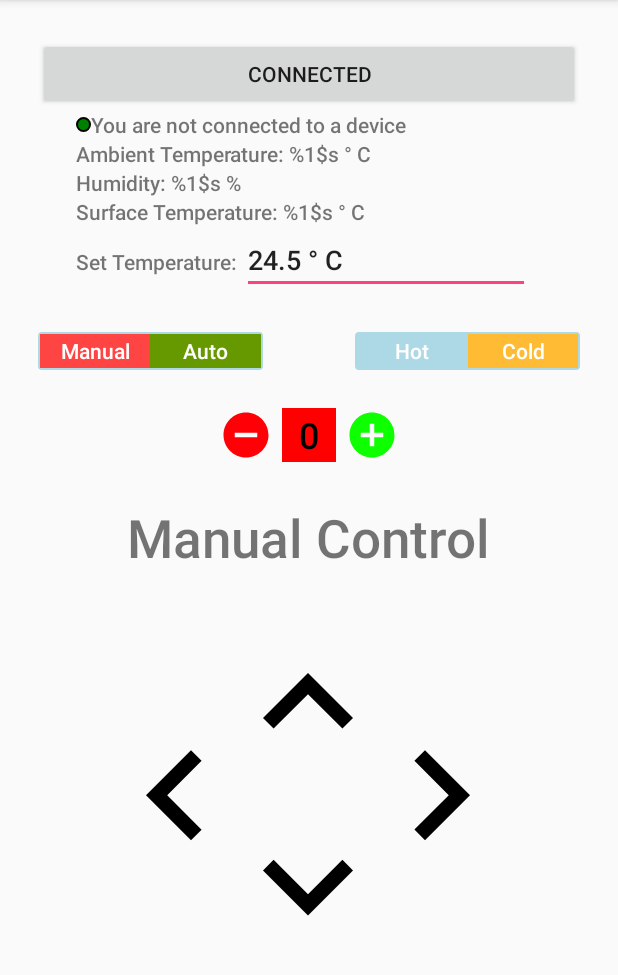
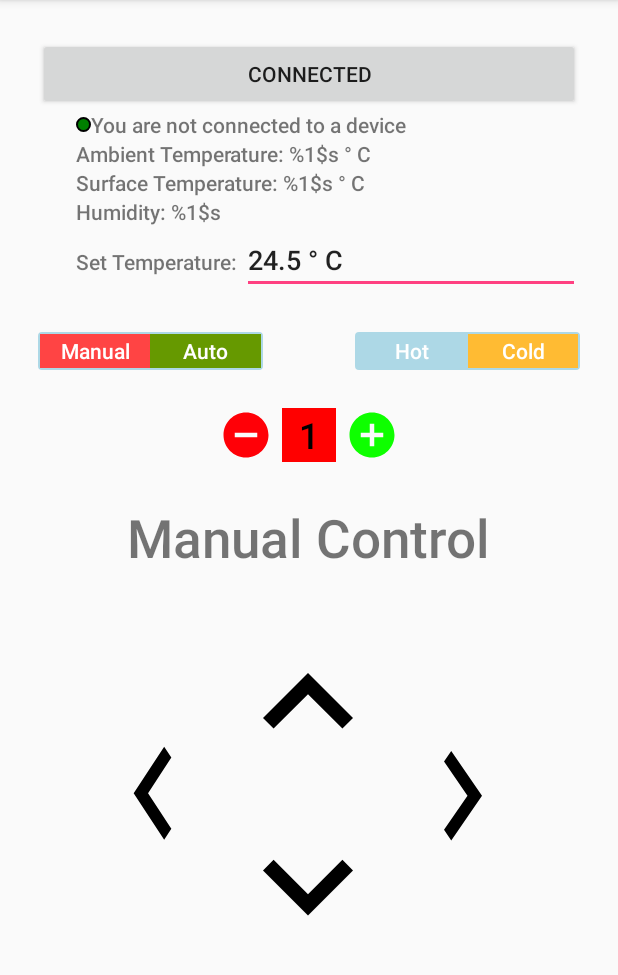
Before and after one commit to w6tsang/FanMe, an Android app: the screen it shows after launch (MainActivity), after a tap on an icon or button, on a phone screen of 412 x 824 dp, the part 84-1059 px from its top. Run offline under Robolectric (Android 15) with nearby library versions, the phone set to English and light mode, and no system bars; 3 statements that could not run were skipped.

Commit message:
added speed counter to button

```diff
--- a/test2/app/build.gradle
+++ b/test2/app/build.gradle
@@ -4,7 +4,7 @@ android {
     compileSdkVersion 28
     defaultConfig {
         applicationId "com.example.wilsontsang.test2"
-        minSdkVersion 26
+        minSdkVersion 24
         targetSdkVersion 28
         versionCode 1
         versionName "1.0"
--- a/test2/app/src/main/java/com/example/wilsontsang/test2/CommandCodes.java
+++ /dev/null
@@ -1,69 +0,0 @@
-package com.example.wilsontsang.test2;
-
-
-public final class CommandCodes {
-    public static final class Arduino {
-        public static final int CUR_TEMPERATURE = 10;
-        public static final int CUR_HUMIDITY = 11;
-        public static final int CUR_SPEED = 12;
-        public static final int CUR_TEMPMODE = 13;
-        public static final int CUR_OPMODE = 14;
-    }
-
-    public static final class Application {
-        public static final int SET_OPMODE = 50;
-        public static final int SET_TEMPMODE = 51;
-        public static final int SET_TEMP = 52;
-        public static final int SET_FANSPEED = 53;
-        public static final int MOVE_FAN = 54;
-    }
-}
-
-////List of CommandCodes
-//public class CommandCodes{
-//
-//    //Op Codes sent by Arduino
-//    public enum ArduinoCodes {
-//
-//        //Arduino Op Codes
-//        CURTEMPERATURE(10),
-//        CURHUMIDITY(11),
-//        CURSPEED(12),
-//        CURTEMPMODE(13),
-//        CUROPMODE(14);
-//
-//        private int numVal;
-//
-//        ArduinoCodes(int numVal) {
-//            this.numVal = numVal;
-//        }
-//
-//        public int getNumVal() {
-//            return numVal;
-//        }
-//    }
-//
-//    //Op Codes sent by Application
-//    public enum ApplicationCodes {
-//
-//        //Application Op Codes
-//        SETOPMODE(50),
-//        SETTEMPMODE(51),
-//        SETTEMP(52),
-//        SETFANSPEED(53),
-//        MOVEFAN(54);
-//
-//
-//        //Arduino Op Codes
-//        private int numVal;
-//
-//        ApplicationCodes(int numVal) {
-//            this.numVal = numVal;
-//        }
-//
-//        public int getNumVal() {
-//            return numVal;
-//        }
-//    }
-//
-//}
--- a/test2/app/src/main/java/com/example/wilsontsang/test2/MainActivity.java
+++ b/test2/app/src/main/java/com/example/wilsontsang/test2/MainActivity.java
@@ -56,6 +56,7 @@ public class MainActivity extends AppCompatActivity implements View.OnClickListe
 
     String address;
     String name;
+    int speed;
 
     private static final String TAG = "MainActivity";
 
@@ -87,6 +88,8 @@ public class MainActivity extends AppCompatActivity implements View.OnClickListe
         setContentView(R.layout.activity_main);
         Toolbar toolbar = (Toolbar) findViewById(R.id.toolbar);
         setSupportActionBar(toolbar);
+
+        int speed = Integer.parseInt(getString(R.string.status_speed));
 
         //Check Bluetooth
         mBluetoothAdapter = BluetoothAdapter.getDefaultAdapter();
@@ -181,10 +184,48 @@ public class MainActivity extends AppCompatActivity implements View.OnClickListe
                 //opens device selection dialogue
                 showBTDialog();
                 break;
-            case R.id.btn_stop_speed:
+            case R.id.tv_speed:
                 // sets speed to 0
-                btMsg = "stop";
+                btMsg = "off";
                 sendBTMessage(btMsg);
+                speed = 0;
+                btMsg = Integer.toString(speed);
+                updateStatus(R.id.tv_speed,btMsg);
+
+                break;
+
+            case R.id.btn_inc:
+                btMsg = v.getTag().toString();;
+                sendBTMessage(btMsg);
+
+                speed++;
+                if (speed > 4){
+                    speed = 5;
+                    btMsg = "5";
+                }
+                else{
+                    btMsg = Integer.toString(speed);
+                }
+
+                updateStatus(R.id.tv_speed,btMsg);
+
+                break;
+
+            case R.id.btn_dec:
+                // sets speed to 0
+                btMsg = v.getTag().toString();;
+                sendBTMessage(btMsg);
+
+                speed--;
+                if (speed < 1){
+                    speed = 0;
+                    btMsg = "0";
+                }
+                else{
+                    btMsg = Integer.toString(speed);
+                }
+
+                updateStatus(R.id.tv_speed,btMsg);
 
                 break;
             default:
@@ -313,6 +354,7 @@ public class MainActivity extends AppCompatActivity implements View.OnClickListe
                         if (readMsg.charAt(0) == '#'){
                             String dataInPrint = readMsg.substring(1, endOfLineIndex);    // extract string
                             String[] data = dataInPrint.split("+");
+                            speed = Integer.parseInt(data[3]);
 
                             // Temperature Text View
                             updateStatus(R.id.temperature,getString(R.string.status_temperature, data[0]));
@@ -342,7 +384,7 @@ public class MainActivity extends AppCompatActivity implements View.OnClickListe
         }
     };
 
-    private void updateStatus(int resID, CharSequence data){
+    private void updateStatus(int resID, String data){
         TextView tvStatus = (TextView)findViewById(resID);
         tvStatus.setText(data);
     }
--- a/test2/app/src/main/res/layout/activity_main.xml
+++ b/test2/app/src/main/res/layout/activity_main.xml
@@ -42,10 +42,17 @@
             android:layout_width="match_parent"
             android:layout_height="wrap_content"
             android:layout_centerHorizontal="true"
+            android:layout_marginTop="8dp"
             android:orientation="vertical"
-            app:layout_constraintTop_toBottomOf="@+id/linearLayout"
+            app:layout_constraintTop_toBottomOf="@+id/btn_ConnectBlueTooth"
             tools:layout_editor_absoluteX="24dp">
 
+
+            <LinearLayout
+                android:id="@+id/view_bluetooth"
+                android:layout_width="match_parent"
+                android:layout_height="match_parent"
+                android:orientation="vertical">
 
                 <Button
                     android:id="@+id/btn_ConnectBlueTooth"
@@ -53,17 +60,6 @@
                     android:layout_height="wrap_content"
                     android:onClick="onClick"
                     android:text="@string/button_bt" />
-
-            <ScrollView
-                android:layout_width="match_parent"
-                android:layout_height="match_parent"
-                android:isScrollContainer="false">
-
-                <LinearLayout
-                    android:layout_width="match_parent"
-                    android:layout_height="wrap_content"
-                    android:orientation="vertical" />
-            </ScrollView>
 
                 <LinearLayout
                     android:layout_width="match_parent"
@@ -76,8 +72,8 @@
                         android:layout_width="10dp"
                         android:layout_height="10dp"
                         android:layout_gravity="center"
-                    android:paddingRight="5dp"
-                    android:background="@drawable/circle" />
+                        android:background="@drawable/circle"
+                        android:paddingRight="5dp" />
 
                     <TextView
                         android:id="@+id/tv_bluetooth"
@@ -86,21 +82,22 @@
                         android:text="@string/not_connected" />
 
                 </LinearLayout>
+            </LinearLayout>
+
+
+            <LinearLayout
+                android:id="@+id/view_connected"
+                android:layout_width="match_parent"
+                android:layout_height="match_parent"
+                android:orientation="vertical"
+                tools:layout_editor_absoluteY="122dp">
 
                 <TextView
                     android:id="@+id/temp"
-                android:layout_width="wrap_content"
+                    android:layout_width="match_parent"
                     android:layout_height="wrap_content"
                     android:layout_marginLeft="25dp"
                     android:text="@string/status_temperature" />
-
-
-            <TextView
-                android:id="@+id/humid"
-                android:layout_width="wrap_content"
-                android:layout_height="wrap_content"
-                android:layout_marginLeft="25dp"
-                android:text="@string/status_humidity" />
 
                 <TextView
                     android:id="@+id/surface"
@@ -109,9 +106,16 @@
                     android:layout_marginLeft="25dp"
                     android:text="@string/status_surface" />
 
+                <TextView
+                    android:id="@+id/humid"
+                    android:layout_width="match_parent"
+                    android:layout_height="wrap_content"
+                    android:layout_marginLeft="25dp"
+                    android:text="@string/status_humidity" />
+
                 <LinearLayout
-                android:layout_width="wrap_content"
-                android:layout_height="wrap_content"
+                    android:layout_width="match_parent"
+                    android:layout_height="match_parent"
                     android:layout_marginLeft="25dp"
                     android:orientation="horizontal">
 
@@ -161,12 +165,12 @@
                             android:layout_weight="1"
                             android:background="@drawable/toggle_widget_background_auto"
                             android:button="@null"
+                            android:checked="true"
                             android:gravity="center"
+                            android:onClick="onClick"
+                            android:tag="@string/bt_manual"
                             android:text="Manual"
-                        android:textColor="@color/white"
-                        android:tag = "@string/bt_manual"
-                        android:checked="true"
-                        android:onClick="onClick"/>
+                            android:textColor="@color/white" />
 
                         <RadioButton
                             android:id="@+id/btn_Auto"
@@ -179,10 +183,10 @@
                             android:background="@drawable/toggle_widget_background_auto"
                             android:button="@null"
                             android:gravity="center"
+                            android:onClick="onClick"
+                            android:tag="@string/bt_auto"
                             android:text="Auto"
-                        android:textColor="@color/white"
-                        android:tag = "@string/bt_auto"
-                        android:onClick="onClick"/>
+                            android:textColor="@color/white" />
                     </RadioGroup>
 
                     <Space
@@ -212,12 +216,12 @@
                             android:layout_weight="1"
                             android:background="@drawable/toggle_widget_background"
                             android:button="@null"
+                            android:checked="true"
                             android:gravity="center"
+                            android:onClick="onClick"
+                            android:tag="@string/bt_hot"
                             android:text="Hot"
-                        android:textColor="@color/white"
-                        android:tag = "@string/bt_hot"
-                        android:onClick="onClick"
-                        android:checked="true"/>
+                            android:textColor="@color/white" />
 
                         <RadioButton
                             android:id="@+id/mode_cold"
@@ -230,10 +234,10 @@
                             android:background="@drawable/toggle_widget_background"
                             android:button="@null"
                             android:gravity="center"
+                            android:onClick="onClick"
+                            android:tag="@string/bt_cold"
                             android:text="Cold"
-                        android:textColor="@color/white"
-                        android:tag="@string/bt_cold"
-                        android:onClick="onClick"/>
+                            android:textColor="@color/white" />
                     </RadioGroup>
 
                 </LinearLayout>
@@ -244,9 +248,11 @@
                     android:layout_height="25dp"
                     android:layout_weight="1"
                     tools:layout_editor_absoluteY="84dp" />
+            </LinearLayout>
+
 
             <RelativeLayout
-                android:id="@+id/linearLayout1"
+                android:id="@+id/view_speed"
                 android:layout_width="match_parent"
                 android:layout_height="wrap_content"
                 android:gravity="center"
@@ -256,11 +262,11 @@
                     android:id="@+id/btn_dec"
                     android:layout_width="36dp"
                     android:layout_height="36dp"
+                    android:layout_marginRight="6dp"
                     android:layout_weight="1"
                     android:background="@drawable/ic_remove_circle_black_24dp"
-                    android:layout_marginRight="6dp"
-                    android:tag = "@string/bt_speed_down"
-                    android:onClick="onClick"/>/>
+                    android:onClick="onClick"
+                    android:tag="@string/bt_speed_down" />/>
 
                 <include
                     android:id="@+id/btn_stop_speed"
@@ -270,8 +276,8 @@
                     android:layout_marginRight="6dp"
                     android:layout_toRightOf="@+id/btn_dec"
                     android:layout_weight="1"
-                    android:tag = "@string/bt_stop"
-                    android:onClick="onClick"></include>
+                    android:onClick="onClick"
+                    android:tag="@string/bt_stop"></include>
 
                 <Button
                     android:id="@+id/btn_inc"
@@ -281,8 +287,8 @@
                     android:layout_toRightOf="@+id/btn_stop_speed"
                     android:layout_weight="1"
                     android:background="@drawable/ic_add_circle_black_24dp"
-                    android:tag = "@string/bt_speed_up"
-                    android:onClick="onClick"/>/>
+                    android:onClick="onClick"
+                    android:tag="@string/bt_speed_up" />/>
             </RelativeLayout>
 
         </LinearLayout>
@@ -317,34 +323,34 @@
 
         <Button
             android:id="@+id/btn_left"
-            android:layout_width="wrap_content"
-            android:layout_height="wrap_content"
+            android:layout_width="81dp"
+            android:layout_height="124dp"
             android:layout_marginBottom="44dp"
             android:layout_marginTop="8dp"
             android:background="@drawable/ic_keyboard_arrow_left_black_24dp"
+            android:onClick="onClick"
+            android:tag="@string/bt_left"
             app:layout_constraintBottom_toBottomOf="@+id/btn_down"
             app:layout_constraintEnd_toEndOf="parent"
             app:layout_constraintHorizontal_bias="0.132"
             app:layout_constraintStart_toStartOf="parent"
             app:layout_constraintTop_toTopOf="@+id/btn_up"
-            app:layout_constraintVertical_bias="0.764"
-            android:tag = "@string/bt_left"
-            android:onClick="onClick"/>
+            app:layout_constraintVertical_bias="0.764" />
 
         <Button
             android:id="@+id/btn_right"
-            android:layout_width="wrap_content"
-            android:layout_height="wrap_content"
+            android:layout_width="82dp"
+            android:layout_height="119dp"
             android:layout_marginBottom="8dp"
             android:layout_marginTop="8dp"
             android:background="@drawable/ic_keyboard_arrow_right_black_24dp"
+            android:onClick="onClick"
+            android:tag="@string/bt_right"
             app:layout_constraintBottom_toBottomOf="@+id/btn_down"
             app:layout_constraintEnd_toEndOf="parent"
             app:layout_constraintHorizontal_bias="0.863"
             app:layout_constraintStart_toStartOf="parent"
-            app:layout_constraintTop_toTopOf="@+id/btn_up"
-            android:tag = "@string/bt_right"
-            android:onClick="onClick"/>
+            app:layout_constraintTop_toTopOf="@+id/btn_up" />
 
         <TextView
             android:id="@+id/txt_manual"
--- a/test2/app/src/main/res/values/strings.xml
+++ b/test2/app/src/main/res/values/strings.xml
@@ -28,7 +28,7 @@
 
     <!-- Status Strings -->
     <string name="status_temperature">Ambient Temperature: %1$s &#176; C</string>
-    <string name="status_humidity">Humidity: %1$s &#37;</string>
+    <string name="status_humidity">Humidity: %1$s</string>
     <string name="status_surface">Surface Temperature: %1$s &#176; C</string>
     <string name="status_speed">0</string>
     <string name="status_tracking">Tracking Mode: %1$s</string>
```
Lines whose indentation alone changed are shown as unchanged.
